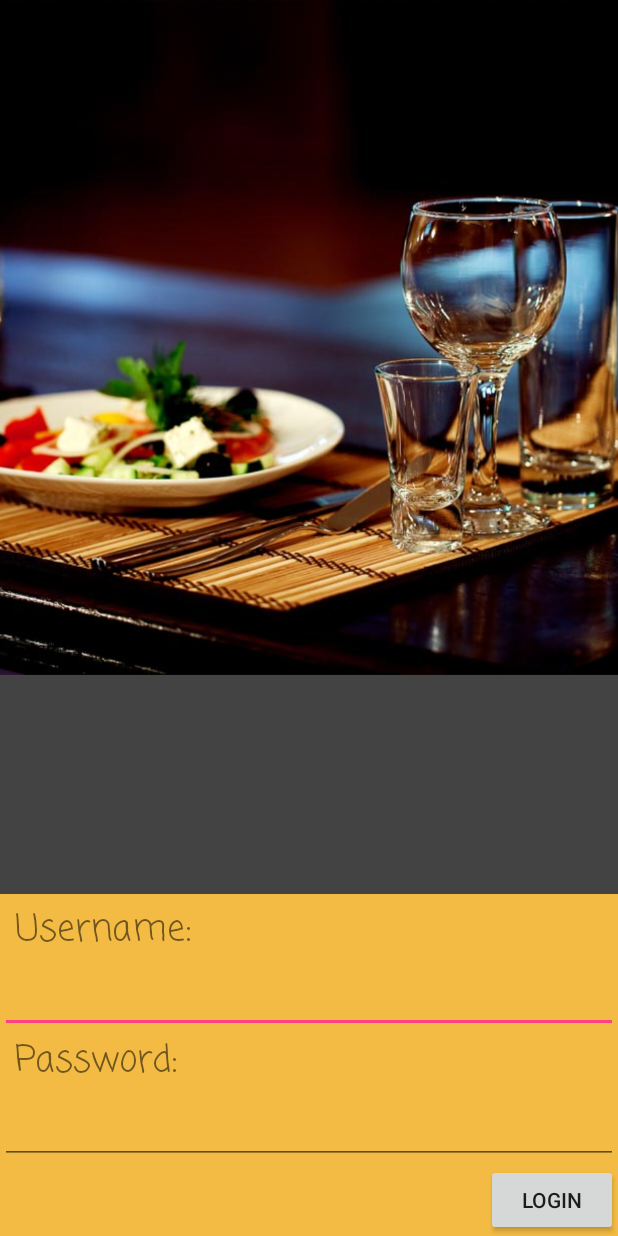
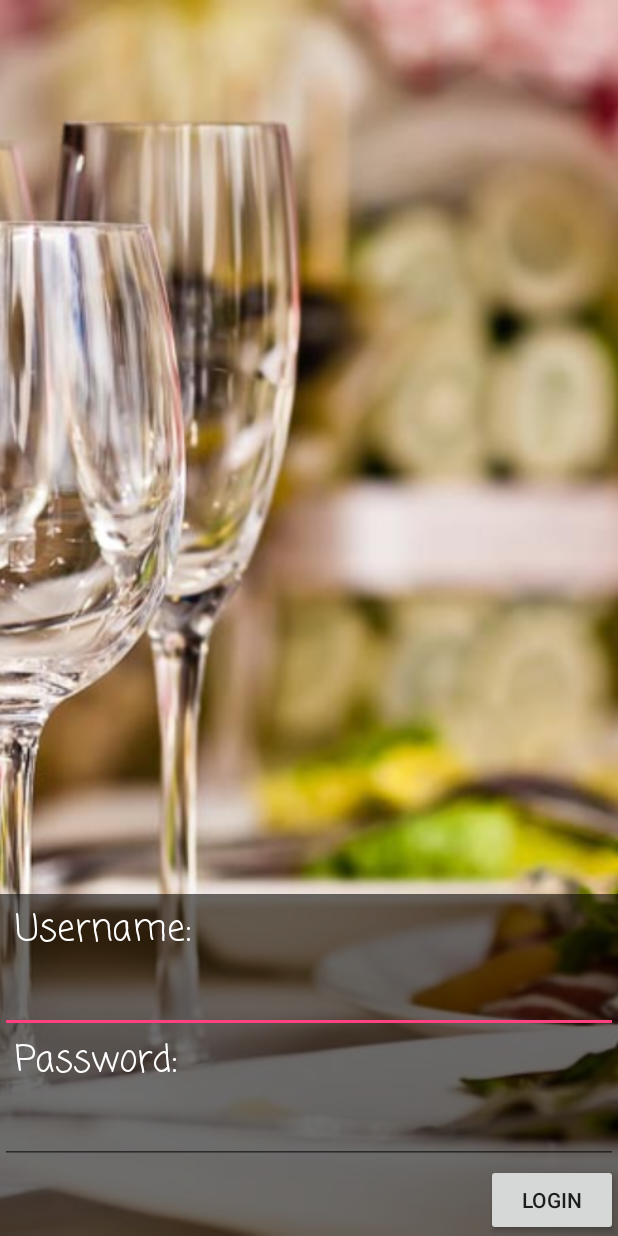
Before and after one commit to paige0426/AndroidDevelopment, an Android app: the screen it shows after launch (LoginActivity), on a phone screen of 412 x 824 dp. Run offline under Robolectric (Android 15) with nearby library versions, the phone set to English and light mode, and no system bars; our stand-ins replace Volley.

Commit message:
Eighth commit: Little modified

```diff
--- a/app/src/main/res/layout/activity_login.xml
+++ b/app/src/main/res/layout/activity_login.xml
@@ -9,14 +9,14 @@
 
     <ImageView
         android:layout_width="match_parent"
-        android:layout_height="450dp"
-        android:src="@drawable/restaurant"
+        android:layout_height="match_parent"
+        android:src="@drawable/restaurant3"
         android:scaleType="centerCrop" />
 
     <LinearLayout
         android:layout_width="match_parent"
         android:layout_height="wrap_content"
-        android:background="#F3BB43"
+        android:background="@color/common_google_signin_btn_text_light_focused"
         android:orientation="vertical"
         android:layout_alignParentBottom="true">
 
@@ -28,7 +28,8 @@
             android:textSize="24sp"
             android:fontFamily="casual"
             android:paddingTop="5dp"
-            android:paddingLeft="10dp" />
+            android:paddingLeft="10dp"
+            android:textColor="@android:color/white" />
 
         <EditText
             android:id="@+id/editTextLogin"
@@ -36,7 +37,8 @@
             android:layout_height="wrap_content"
             android:layout_gravity="center_horizontal"
             android:textSize="22sp"
-            android:paddingLeft="10dp" />
+            android:paddingLeft="10dp"
+            android:textColor="@android:color/white" />
 
 
         <TextView
@@ -45,7 +47,8 @@
             android:text="Password:"
             android:textSize="24sp"
             android:fontFamily="casual"
-            android:paddingLeft="10dp" />
+            android:paddingLeft="10dp"
+            android:textColor="@android:color/white" />
 
 
         <EditText
@@ -55,7 +58,8 @@
             android:layout_gravity="center_horizontal"
             android:inputType="textPassword"
             android:textSize="22sp"
-            android:paddingLeft="10dp" />
+            android:paddingLeft="10dp"
+            android:textColor="@android:color/white" />
 
 
         <Button
--- a/app/src/main/res/layout/activity_restaurant_list.xml
+++ b/app/src/main/res/layout/activity_restaurant_list.xml
@@ -19,6 +19,6 @@
         android:layout_height="match_parent"
         android:id="@+id/functionList"
         android:layout_gravity="left"
-        android:background="@android:color/holo_orange_light" />
+        android:background="@color/common_plus_signin_btn_text_light_focused" />
 
 </android.support.v4.widget.DrawerLayout>
--- a/app/src/main/res/layout/font_layout.xml
+++ b/app/src/main/res/layout/font_layout.xml
@@ -4,4 +4,5 @@
     android:layout_width="wrap_content"
     android:layout_height="wrap_content"
     android:padding="10dp"
-    android:textSize="20dp" />
+    android:textSize="20dp"
+    android:textColor="@android:color/white" />
--- a/app/src/main/res/layout/fragment_restaurant_list.xml
+++ b/app/src/main/res/layout/fragment_restaurant_list.xml
@@ -13,7 +13,7 @@
         android:gravity="center"
         android:background="#434343"
         android:text="Recommendation"
-        android:textColor="#F3BB43"
+        android:textColor="@android:color/white"
         android:textSize="28sp"
         android:padding="10dp" />
 
```
Also changed, not shown: app/src/main/res/drawable/restaurant2.jpg (added), app/src/main/res/drawable/restaurant3.jpg (added).
